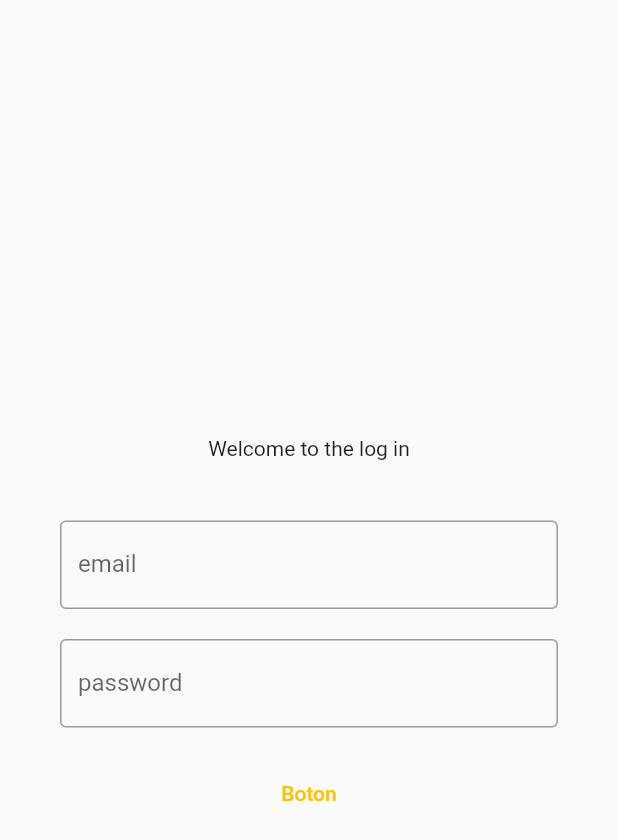
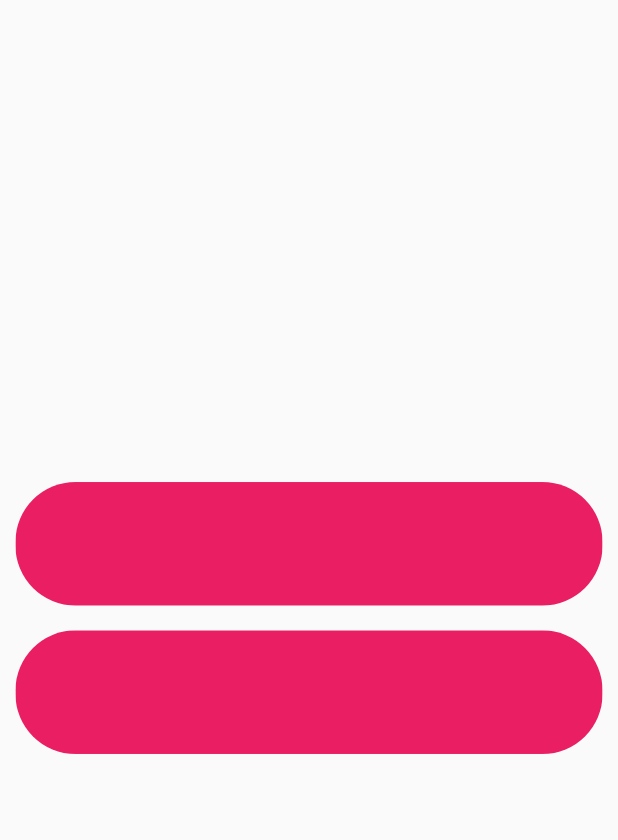
Before and after one commit to DiegoGamboa03/ucabgo_ui, a Flutter app: the screen it shows after launch, after a tap on "Boton", on a phone screen of 412 x 824 dp. Shown: the top 840 px of the screen. Run offline on Flutter 3.47's test engine with Material 2 defaults, Android fonts, the phone set to English and light mode, and no system bars.

Commit message:
User_card forma basica

```diff
--- /dev/null
+++ b/lib/components/user_card.dart
@@ -0,0 +1,33 @@
+import 'package:flutter/material.dart';
+
+class UserCard extends StatelessWidget {
+  const UserCard({super.key});
+
+  @override
+  Widget build(BuildContext context) {
+    final width = MediaQuery.of(context).size.width;
+    final height = MediaQuery.of(context).size.height;
+    return Container(
+      margin: EdgeInsets.only(
+          top: height * 0.01,
+          bottom: height * 0.01,
+          right: width * 0.025,
+          left: width * 0.025),
+      child: ClipRRect(
+        borderRadius: BorderRadius.circular(40),
+        child: Material(
+          color: Colors.pink,
+          child: InkWell(
+            onTap: () {},
+            child: Container(
+              color: Colors.transparent,
+              height: height * 0.1,
+              width: width * 0.95,
+              child: Row(children: const []),
+            ),
+          ),
+        ),
+      ),
+    );
+  }
+}
--- a/lib/main.dart
+++ b/lib/main.dart
@@ -16,6 +16,6 @@ class MyApp extends StatelessWidget {
         theme: ThemeData(
           primarySwatch: Colors.amber,
         ),
-        home: const Scaffold(body: Login()));
+        home: const Login());
   }
 }
--- a/lib/pages/login.dart
+++ b/lib/pages/login.dart
@@ -1,4 +1,6 @@
 import 'package:flutter/material.dart';
+
+import 'map.dart';
 
 String email = '';
 String password = '';
@@ -8,7 +10,8 @@ class Login extends StatelessWidget {
 
   @override
   Widget build(BuildContext context) {
-    return Container(
+    return Scaffold(
+      body: Container(
         margin: const EdgeInsets.all(20.0),
         padding: const EdgeInsets.all(10.0),
         child: Center(
@@ -51,13 +54,19 @@ class Login extends StatelessWidget {
               Padding(
                 padding: const EdgeInsets.all(10.0),
                 child: TextButton(
-                onPressed: () {},
+                  onPressed: () {
+                    Navigator.push(
+                      context,
+                      MaterialPageRoute(builder: (context) => const CityMap()),
+                    );
+                  },
                   child: const Text('Boton'),
                 ),
               )
             ],
           ),
         ),
+      ),
     );
   }
 }
--- /dev/null
+++ b/lib/pages/map.dart
@@ -0,0 +1,18 @@
+// ignore: file_names
+import 'package:flutter/material.dart';
+import 'package:ucabgo_ui/components/user_card.dart';
+
+class CityMap extends StatelessWidget {
+  const CityMap({super.key});
+
+  @override
+  Widget build(BuildContext context) {
+    return Scaffold(
+        body: Center(
+      child: Column(
+          crossAxisAlignment: CrossAxisAlignment.center,
+          mainAxisSize: MainAxisSize.min,
+          children: const [UserCard(), UserCard()]),
+    ));
+  }
+}
```
Lines whose indentation alone changed are shown as unchanged.
